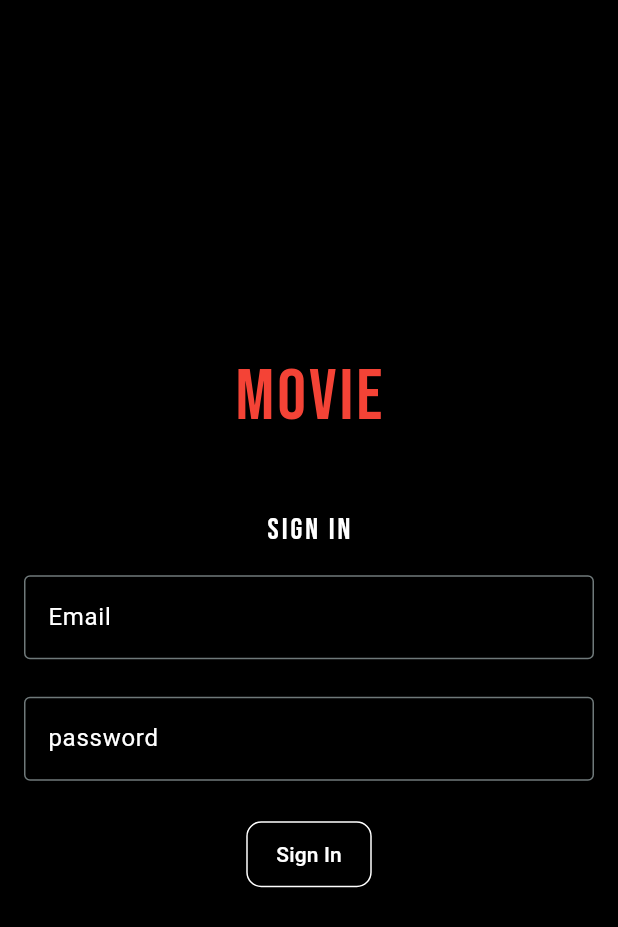
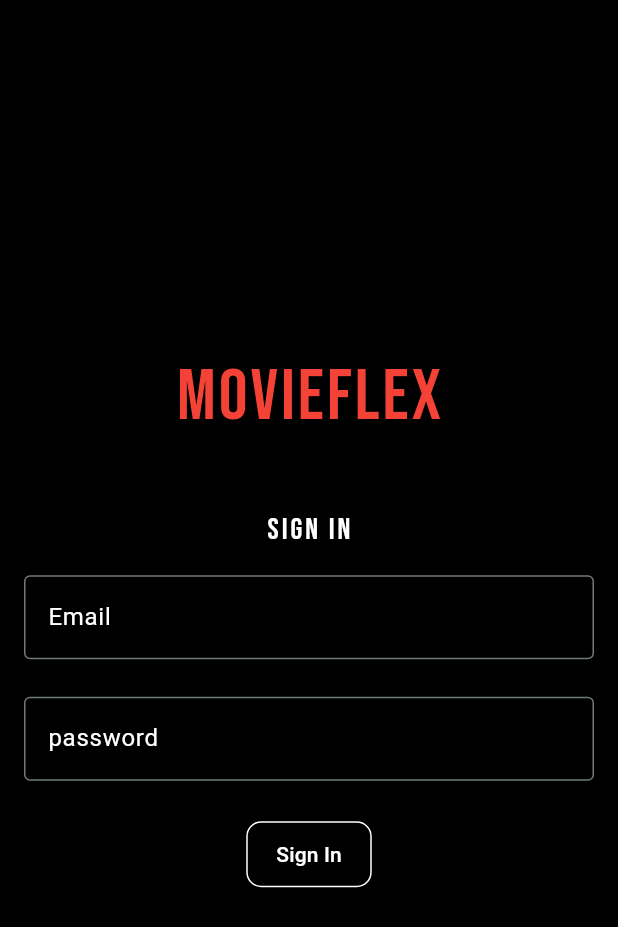
Before and after one commit to tiwarisubash956/MovieListApp, a Flutter app: the screen it shows after launch, on a phone screen of 412 x 824 dp. Shown: the top 927 px of the screen. Run offline on Flutter 3.47's test engine with Material 3 defaults, Android fonts, the phone set to English and light mode, and no system bars; our stand-ins replace auto_route, bloc, cached_network_image, dartz, dio, firebase_auth and 9 more; accounts and stored records are empty.

Commit message:
Authentication features of sign in and sign up are implemetaed

```diff
--- a/lib/Configuration/routes/app_router.dart
+++ b/lib/Configuration/routes/app_router.dart
@@ -15,6 +15,9 @@ class AppRouter extends $AppRouter {
         AutoRoute(page: MoviesRoute.page),
         AutoRoute(page: SearchRoute.page),
         AutoRoute(page: MovieDetailRoute.page),
-        AutoRoute(page: LoginRoute.page, initial: true)
+        AutoRoute(
+          page: SignUpRoute.page,
+        ),
+        AutoRoute(page: Signinscreen.page, initial: true)
       ];
 }
--- a/lib/Features/Auth/Data/Models/UserModel.dart
+++ b/lib/Features/Auth/Data/Models/UserModel.dart
@@ -1,14 +1,13 @@
 import '../../domain/entities/user_entity.dart';
 
 class UserModel extends UserEntity {
-  UserModel({required String uid, required String email, String? displayName})
-      : super(uid: uid, email: email, displayName: displayName);
+  UserModel({required super.uid, required super.email, super.displayName});
 
   factory UserModel.fromFirebaseUser(user) {
     return UserModel(
       uid: user.uid,
       email: user.email ?? '',
-      displayName: user.displayName,
+      displayName: user.displayName ?? ' ',
     );
   }
 }
--- a/lib/Features/Auth/Domain/Repository/AuthRepo.dart
+++ b/lib/Features/Auth/Domain/Repository/AuthRepo.dart
@@ -1,6 +1,9 @@
 import 'package:dartz/dartz.dart';
 import 'package:movielistapp/Core/Error/failure.dart';
+import 'package:movielistapp/Features/Auth/Data/Models/UserModel.dart';
 
 abstract class Authrepo {
   Future<Either<Failure, void>> signup(String email, String password);
+    Future<Either<Failure, UserModel>> signin(String email, String password);
+
 }
--- /dev/null
+++ b/lib/Features/Auth/Domain/UseCases/SignInUseCase.dart
@@ -0,0 +1,23 @@
+import 'package:dartz/dartz.dart';
+import 'package:movielistapp/Core/Error/failure.dart';
+import 'package:movielistapp/Core/UseCase/UseCase.dart';
+import 'package:movielistapp/Features/Auth/Data/Models/UserModel.dart';
+import 'package:movielistapp/Features/Auth/Domain/Repository/AuthRepo.dart';
+
+class Signinusecase implements Usecase<UserModel, Signinaramas> {
+  final Authrepo authrepo;
+
+  Signinusecase({required this.authrepo});
+  @override
+  Future<Either<Failure, UserModel>> call(Signinaramas params) async {
+    return await authrepo.signin(params.email, params.password);
+  }
+
+}
+
+class Signinaramas {
+  final String password;
+  final String email;
+
+  Signinaramas({required this.password, required this.email});
+}
--- /dev/null
+++ b/lib/Features/Auth/Presentation/Screens/SignInScreen/SignInScreen.dart
@@ -0,0 +1,90 @@
+import 'package:auto_route/auto_route.dart';
+import 'package:flutter/material.dart';
+import 'package:flutter_bloc/flutter_bloc.dart';
+import 'package:google_fonts/google_fonts.dart';
+import 'package:movielistapp/Configuration/routes/app_router.gr.dart';
+import 'package:movielistapp/Features/Auth/Presentation/bloc/auth_bloc.dart';
+import 'package:movielistapp/Features/Auth/Widgets/CustomizedElevaedButton.dart';
+import 'package:movielistapp/Features/Auth/Widgets/CustomizedTextFormfield.dart';
+
+@RoutePage()
+class Signinscreen extends StatefulWidget {
+  Signinscreen({super.key});
+
+  @override
+  State<Signinscreen> createState() => _SigninscreenState();
+}
+
+class _SigninscreenState extends State<Signinscreen> {
+  final TextEditingController emailController = TextEditingController();
+  final TextEditingController passwordController = TextEditingController();
+  @override
+  Widget build(BuildContext context) {
+    return Scaffold(
+      backgroundColor: Colors.black,
+      body: BlocConsumer<AuthBloc, AuthState>(
+        listener: (context, state) {
+          if (state is Authenticated) {
+            context.router.replace(const HomeRoute());
+          }
+          if (state is AuthError) {
+            ScaffoldMessenger.of(context)
+                .showSnackBar(SnackBar(content: Text(state.mesage)));
+          }
+        },
+        builder: (context, state) {
+          return Padding(
+            padding: const EdgeInsets.all(16.0),
+            child: Column(
+              mainAxisAlignment: MainAxisAlignment.center,
+              children: [
+                Text(
+                  "MovieFlex",
+                  style: GoogleFonts.bebasNeue(
+                    textStyle: const TextStyle(
+                      fontSize: 48,
+                      color: Colors.red,
+                      letterSpacing: 2.0,
+                    ),
+                  ),
+                ),
+                const SizedBox(
+                  height: 40,
+                ),
+                Text(
+                  "Sign In",
+                  style: GoogleFonts.bebasNeue(
+                    textStyle: const TextStyle(
+                      fontSize: 20,
+                      color: Colors.white,
+                      letterSpacing: 2.0,
+                    ),
+                  ),
+                ),
+                const SizedBox(
+                  height: 15,
+                ),
+                CustomizedTextField(
+                    controller: emailController, label: 'Email'),
+                const SizedBox(
+                  height: 25,
+                ),
+                CustomizedTextField(
+                    controller: passwordController, label: 'password'),
+                const SizedBox(
+                  height: 25,
+                ),
+                CustomElevatedButton(
+                    onpressed: () {
+                      context.read<AuthBloc>().add(Signin(
+                          emailController.text, passwordController.text));
+                    },
+                    label: "Sign In")
+              ],
+            ),
+          );
+        },
+      ),
+    );
+  }
+}
--- a/lib/Features/Auth/Presentation/Screens/LoginScreen/LoginScreen.dart
+++ b/lib/Features/Auth/Presentation/Screens/SignUpScreen/SignUpScreen.dart
@@ -7,14 +7,14 @@ import 'package:movielistapp/Features/Auth/Widgets/CustomizedElevaedButton.dart'
 import 'package:movielistapp/Features/Auth/Widgets/CustomizedTextFormfield.dart';
 
 @RoutePage()
-class LoginScreen extends StatefulWidget {
-  const LoginScreen({super.key});
+class SignUpScreen extends StatefulWidget {
+  const SignUpScreen({super.key});
 
   @override
-  State<LoginScreen> createState() => _LoginScreenState();
+  State<SignUpScreen> createState() => _SignUpScreenState();
 }
 
-class _LoginScreenState extends State<LoginScreen> {
+class _SignUpScreenState extends State<SignUpScreen> {
   final TextEditingController emailController = TextEditingController();
   final TextEditingController passwordController = TextEditingController();
   @override
@@ -27,7 +27,7 @@ class _LoginScreenState extends State<LoginScreen> {
           mainAxisAlignment: MainAxisAlignment.center,
           children: [
             Text(
-              "Movie",
+              "MovieFlex",
               style: GoogleFonts.bebasNeue(
                 textStyle: const TextStyle(
                   fontSize: 48,
@@ -40,7 +40,7 @@ class _LoginScreenState extends State<LoginScreen> {
               height: 40,
             ),
             Text(
-              "Sign In",
+              "Sign Up",
               style: GoogleFonts.bebasNeue(
                 textStyle: const TextStyle(
                   fontSize: 20,
@@ -63,12 +63,11 @@ class _LoginScreenState extends State<LoginScreen> {
             ),
             CustomElevatedButton(
                 onpressed: () {
-                  print(emailController.text);
                   context.read<AuthBloc>().add(SignUp(
                       emailController.text,
                       passwordController.text));
                 },
-                label: "Sign In")
+                label: "Sign Up")
           ],
         ),
       ),
--- a/lib/Features/Auth/Presentation/bloc/auth_state.dart
+++ b/lib/Features/Auth/Presentation/bloc/auth_state.dart
@@ -4,6 +4,6 @@ part of 'auth_bloc.dart';
 class AuthState with _$AuthState {
   const factory AuthState.initial() = _Initial;
   const factory AuthState.authError(String mesage)= AuthError;
-  const factory AuthState.authenticated(UserEntity userentity)=Authenticated;
+  const factory AuthState.authenticated(UserModel userentity)=Authenticated;
   const factory AuthState.signupSuccessState() = SignupSuccessState;
 }
--- a/lib/Features/Auth/Widgets/CustomizedElevaedButton.dart
+++ b/lib/Features/Auth/Widgets/CustomizedElevaedButton.dart
@@ -11,7 +11,7 @@ class CustomElevatedButton extends StatelessWidget {
   Widget build(BuildContext context) {
     return ElevatedButton(
       style: ElevatedButton.styleFrom(
-        side: BorderSide(color: Colors.white),
+          side: const BorderSide(color: Colors.white),
           padding: const EdgeInsets.symmetric(
               horizontal: 20, vertical: 12), // Padding
           elevation: 5, // Shadow elevation
@@ -20,9 +20,7 @@ class CustomElevatedButton extends StatelessWidget {
           ),
           foregroundColor: Colors.white,
           backgroundColor: Colors.black),
-      onPressed: () {
-        onpressed;
-      },
+      onPressed: onpressed,
       child: Text(label),
     );
   }
--- a/lib/main.dart
+++ b/lib/main.dart
@@ -1,3 +1,4 @@
+import 'package:firebase_core/firebase_core.dart';
 import 'package:flutter/material.dart';
 import 'package:flutter_bloc/flutter_bloc.dart';
 import 'package:movielistapp/Configuration/routes/app_router.dart';
@@ -11,6 +12,8 @@ import 'injection_container.dart' as di;
 
 void main() async {
   WidgetsFlutterBinding.ensureInitialized();
+    await Firebase.initializeApp();
+
   await di.init();
   runApp(const MyApp());
 }
```
Also changed, not shown: lib/Features/Auth/Data/DataSources/AuthDataSource.dart (+15 -2 lines), lib/Features/Auth/Data/Repository/AuthRepoImpl.dart (+13 -2 lines), lib/Features/Auth/Presentation/bloc/auth_bloc.dart (+22 -6 lines), lib/injection_container.dart (+6 -1 lines), lib/Configuration/routes/app_router.gr.dart, lib/Features/Auth/Presentation/bloc/auth_bloc.freezed.dart.
